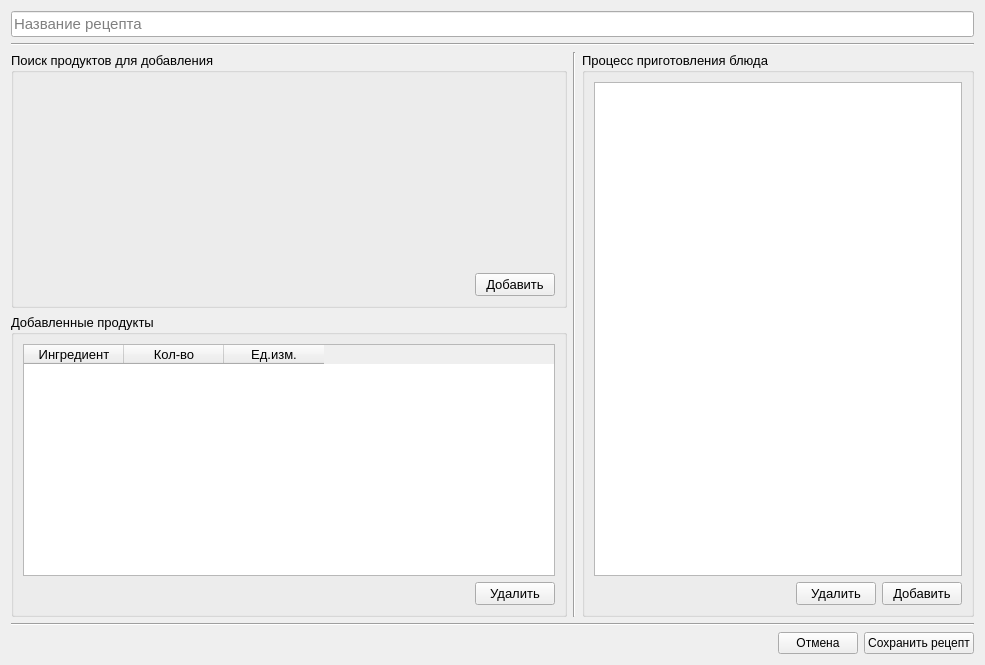
This is project/forms/Recipe_edit.ui in Galoev/nutritionist-helper as Qt 5 draws it before an edit. The edited form follows.
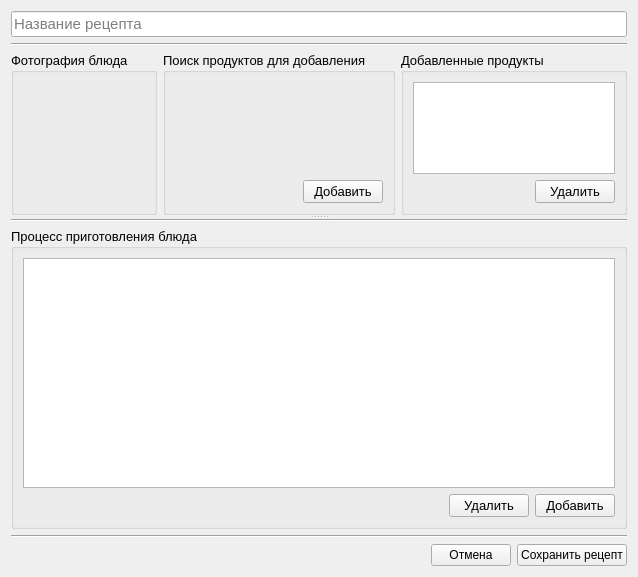
This is the edited form. Custom widgets are drawn as their Qt base class.

The edit to the form file:
```diff
--- a/project/forms/Recipe_edit.ui
+++ b/project/forms/Recipe_edit.ui
@@ -6,13 +6,20 @@
    <rect>
     <x>0</x>
     <y>0</y>
-    <width>985</width>
-    <height>665</height>
+    <width>638</width>
+    <height>577</height>
    </rect>
   </property>
   <property name="windowTitle">
    <string>Редактирование рецептов</string>
   </property>
+  <layout class="QVBoxLayout" name="verticalLayout_7">
+   <item>
+    <widget class="QSplitter" name="splitter">
+     <property name="orientation">
+      <enum>Qt::Vertical</enum>
+     </property>
+     <widget class="QWidget" name="">
   <layout class="QVBoxLayout" name="verticalLayout_5">
    <item>
     <widget class="QLineEdit" name="lineEdit_recipeName">
@@ -34,11 +41,45 @@
     </widget>
    </item>
    <item>
-    <layout class="QHBoxLayout" name="horizontalLayout_5">
+        <layout class="QHBoxLayout" name="horizontalLayout_5" stretch="1,2,2">
      <item>
+          <widget class="QGroupBox" name="groupBox_4">
+           <property name="sizeIncrement">
+            <size>
+             <width>100</width>
+             <height>100</height>
+            </size>
+           </property>
+           <property name="font">
+            <font>
+             <pointsize>10</pointsize>
+            </font>
+           </property>
+           <property name="title">
+            <string>Фотография блюда</string>
+           </property>
       <layout class="QVBoxLayout" name="verticalLayout_4">
        <item>
+             <widget class="AttachPhotoWidget" name="widget_image" native="true">
+              <property name="sizePolicy">
+               <sizepolicy hsizetype="Maximum" vsizetype="Maximum">
+                <horstretch>0</horstretch>
+                <verstretch>0</verstretch>
+               </sizepolicy>
+              </property>
+             </widget>
+            </item>
+           </layout>
+          </widget>
+         </item>
+         <item>
         <widget class="QGroupBox" name="groupBox">
+           <property name="sizePolicy">
+            <sizepolicy hsizetype="Expanding" vsizetype="Expanding">
+             <horstretch>0</horstretch>
+             <verstretch>0</verstretch>
+            </sizepolicy>
+           </property>
          <property name="font">
           <font>
            <pointsize>10</pointsize>
@@ -47,7 +88,7 @@
          <property name="title">
           <string>Поиск продуктов для добавления</string>
          </property>
-         <layout class="QVBoxLayout" name="verticalLayout">
+           <layout class="QVBoxLayout" name="verticalLayout" stretch="1,0">
           <property name="spacing">
            <number>0</number>
           </property>
@@ -61,14 +102,7 @@
            <number>0</number>
           </property>
           <item>
-           <widget class="ProductSeach" name="frame_product_search">
-            <property name="minimumSize">
-             <size>
-              <width>550</width>
-              <height>200</height>
-             </size>
-            </property>
-           </widget>
+             <widget class="ProductSeach" name="frame_product_search"/>
           </item>
           <item>
            <layout class="QHBoxLayout" name="horizontalLayout">
@@ -110,14 +144,20 @@
          <property name="title">
           <string>Добавленные продукты</string>
          </property>
-         <layout class="QVBoxLayout" name="verticalLayout_2">
+           <layout class="QVBoxLayout" name="verticalLayout_2" stretch="1,0">
           <item>
            <widget class="QTableWidget" name="tableWidget_ingredientList">
+              <property name="horizontalScrollBarPolicy">
+               <enum>Qt::ScrollBarAlwaysOff</enum>
+              </property>
+              <property name="sizeAdjustPolicy">
+               <enum>QAbstractScrollArea::AdjustToContents</enum>
+              </property>
             <property name="alternatingRowColors">
              <bool>true</bool>
             </property>
             <attribute name="horizontalHeaderVisible">
-             <bool>true</bool>
+               <bool>false</bool>
             </attribute>
             <attribute name="horizontalHeaderCascadingSectionResizes">
              <bool>false</bool>
@@ -177,10 +217,14 @@
        </item>
       </layout>
      </item>
+      </layout>
+     </widget>
+     <widget class="QWidget" name="">
+      <layout class="QVBoxLayout" name="verticalLayout_6">
      <item>
       <widget class="Line" name="line_2">
        <property name="orientation">
-        <enum>Qt::Vertical</enum>
+          <enum>Qt::Horizontal</enum>
        </property>
       </widget>
      </item>
@@ -250,8 +294,6 @@
        </layout>
       </widget>
      </item>
-    </layout>
-   </item>
    <item>
     <widget class="Line" name="line_3">
      <property name="orientation">
@@ -292,11 +334,21 @@
    </item>
   </layout>
  </widget>
+    </widget>
+   </item>
+  </layout>
+ </widget>
  <customwidgets>
   <customwidget>
    <class>ProductSeach</class>
    <extends>QFrame</extends>
-   <header>windows/ProductSeach.h</header>
+   <header location="global">windows/ProductSeach.h</header>
+   <container>1</container>
+  </customwidget>
+  <customwidget>
+   <class>AttachPhotoWidget</class>
+   <extends>QWidget</extends>
+   <header location="global">widgets/AttachPhotoWidget.h</header>
    <container>1</container>
   </customwidget>
  </customwidgets>
```
Lines whose indentation alone changed are shown as unchanged.
